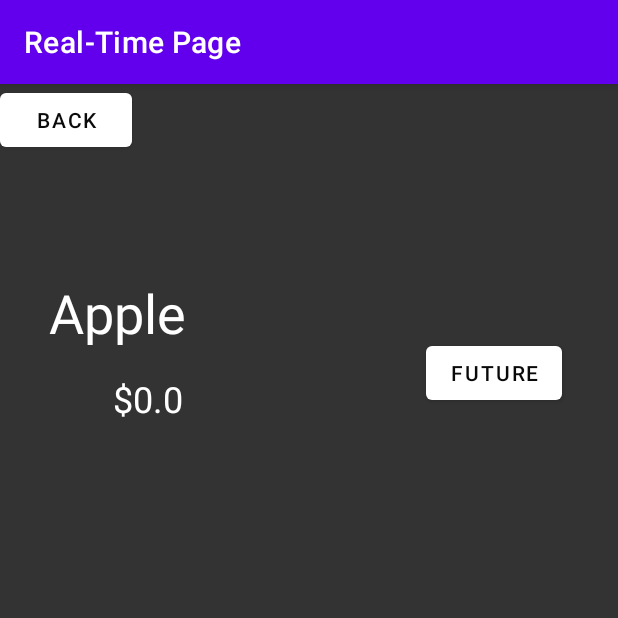
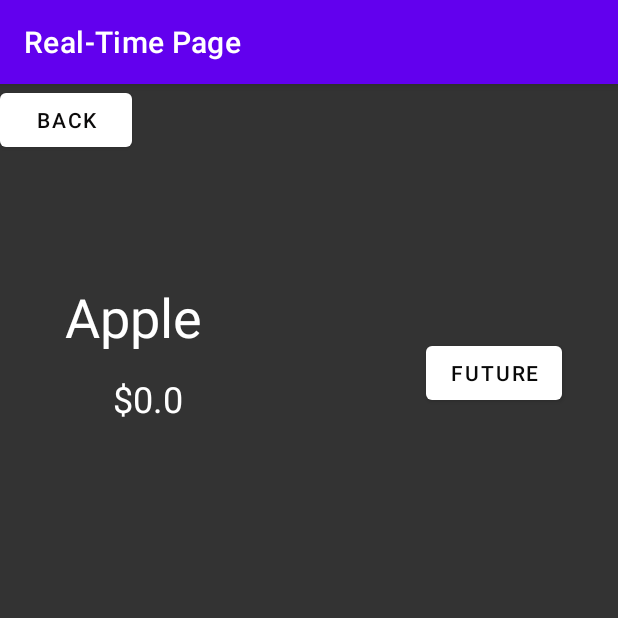
Before and after one commit to wzheng29/cse442-project-nottingham, an Android app: the screen it shows after launch (real_time), after a tap on "Apple", on a phone screen of 412 x 824 dp, the top half of it. Run offline under Robolectric (Android 15) with nearby library versions, the phone set to English and light mode, and no system bars; libraries missing offline, so code that uses them is left out: com.chaquo.python; 21 statements that could not run were skipped; 2 other taps on this screen came first.

Commit message:
Bug Fix: Fixed Stock Tag displaying partially on both real time and Future trend page. Set Wrap_content as Constraints.

```diff
--- a/app/build.gradle
+++ b/app/build.gradle
@@ -33,8 +33,8 @@
         }
         python {
 
-            buildPython "C:/Users/winni/AppData/Local/Programs/Python/Python38/python.exe"
-            buildPython "C:/Users/winni/AppData/Local/Programs/Python/Python38/python.exe"
+            buildPython "C:/Users/Steve/AppData/Local/Programs/Python/Python38/python.exe"
+            buildPython "C:/Users/Steve/AppData/Local/Programs/Python/Python38/python.exe"
 
         }
         ndk {
--- a/app/src/main/java/com/example/nottingham/future_price.java
+++ b/app/src/main/java/com/example/nottingham/future_price.java
@@ -61,7 +61,7 @@
                 futureTimePrice = (TextView) findViewById(R.id.futureTimePrice);
                 //Using chaquopy and script
                 //APPLE HAS BEEN HARDCODED HERE
-                PyObject helloWorldString = pythonFile.callAttr("predict",symbol,"2010-02-20",valuePicker1);
+                PyObject helloWorldString = pythonFile.callAttr("predict",symbol,"2011-02-20",valuePicker1);
                 futureTimePrice.setText("$"+helloWorldString.toString());
 
 
@@ -69,7 +69,7 @@
 
                 futurePriceTrend = (ImageView) findViewById(R.id.futurePriceTrend);
                 //APPLE HAS BEEN HARDCODED HERE
-                PyObject frame = pythonFile.callAttr("futurePlot",symbol,"2010-02-20",valuePicker1);
+                PyObject frame = pythonFile.callAttr("futurePlot",symbol,"2011-02-20",valuePicker1);
                 byte[] frameData = python.getBuiltins().callAttr("bytes", frame).toJava(byte[].class);
                 Bitmap bitmap = BitmapFactory.decodeByteArray(frameData, 0, frameData.length);
                 Bitmap bMapScaled = Bitmap.createScaledBitmap(bitmap, 1500, 1500, true);
--- a/app/src/main/res/layout/activity_future_price.xml
+++ b/app/src/main/res/layout/activity_future_price.xml
@@ -23,8 +23,8 @@
 
     <TextView
         android:id="@+id/stockName2"
-        android:layout_width="122dp"
-        android:layout_height="52dp"
+        android:layout_width="wrap_content"
+        android:layout_height="wrap_content"
         android:layout_marginStart="40dp"
         android:layout_marginLeft="40dp"
         android:layout_marginTop="19dp"
--- a/app/src/main/res/layout/activity_real_time.xml
+++ b/app/src/main/res/layout/activity_real_time.xml
@@ -23,8 +23,8 @@
 
     <TextView
         android:id="@+id/stockName"
-        android:layout_width="122dp"
-        android:layout_height="52dp"
+        android:layout_width="wrap_content"
+        android:layout_height="wrap_content"
         android:layout_marginStart="40dp"
         android:layout_marginLeft="40dp"
         android:layout_marginTop="19dp"
```
